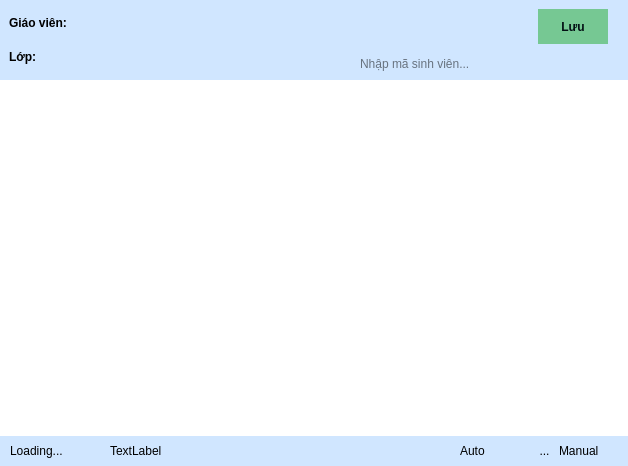
Above: checkattend.ui from LapNguyenn/CheckAttend before the change. Below: the same form after it.
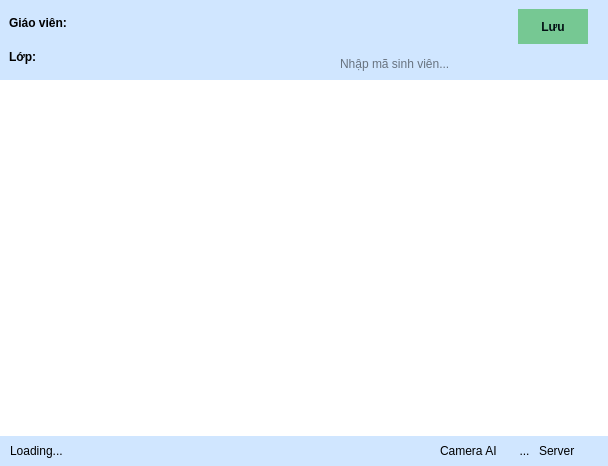
That is the form after the change. Icons and pictures are not drawn.

```diff
--- a/checkattend.ui
+++ b/checkattend.ui
@@ -6,10 +6,16 @@
    <rect>
     <x>0</x>
     <y>0</y>
-    <width>628</width>
+    <width>608</width>
     <height>466</height>
    </rect>
   </property>
+  <property name="sizePolicy">
+   <sizepolicy hsizetype="Expanding" vsizetype="Expanding">
+    <horstretch>0</horstretch>
+    <verstretch>0</verstretch>
+   </sizepolicy>
+  </property>
   <property name="windowTitle">
    <string>Form</string>
   </property>
@@ -31,7 +37,10 @@
 {
 	background-color: transparent;
 }
-</string>
+QMessageBox {
+    background-color: #f5faf5;
+    border: 2px solid #020f13;
+}</string>
   </property>
   <layout class="QVBoxLayout" name="verticalLayout" stretch="0,0,0">
    <property name="spacing">
@@ -502,8 +511,13 @@
              <verstretch>0</verstretch>
             </sizepolicy>
            </property>
+           <property name="font">
+            <font>
+             <italic>true</italic>
+            </font>
+           </property>
            <property name="text">
-            <string>TextLabel</string>
+            <string/>
            </property>
           </widget>
          </item>
@@ -549,33 +563,10 @@
          <item>
           <widget class="QToolButton" name="bt_status_connect_mqtt">
            <property name="styleSheet">
-            <string notr="true">QPushButton
-{
-	background-color: transparent;
-	color: dimgray;
-	padding: 10px;
-	border-radius: 0px;
-}
-
-
-QPushButton::disabled
-{
-	background-color: #5c5c5c;
-
-}
-
-
-QPushButton::hover
-{
-	background-color: #0077b6;
-
-}
-
-
-QPushButton::pressed
-{
-	background-color: #0096c7;
-
+            <string notr="true">QToolTip 
+{ 
+	background-color: #FFFFCC;
+	color: #000000; 
 }</string>
            </property>
            <property name="text">
@@ -596,12 +587,19 @@
          <item>
           <widget class="QLabel" name="l_auto">
            <property name="text">
-            <string>Auto</string>
+            <string>Camera AI</string>
            </property>
           </widget>
          </item>
          <item>
           <widget class="QToolButton" name="bt_status_connect_api">
+           <property name="styleSheet">
+            <string notr="true">QToolTip 
+{ 
+	background-color: #FFFFCC;
+	color: #000000; 
+}</string>
+           </property>
            <property name="text">
             <string>...</string>
            </property>
@@ -620,7 +618,7 @@
          <item>
           <widget class="QLabel" name="l_manual">
            <property name="text">
-            <string>Manual</string>
+            <string>Server</string>
            </property>
           </widget>
          </item>
```
Left out of the diff: 3 changed lines with no effect on the pictures.
